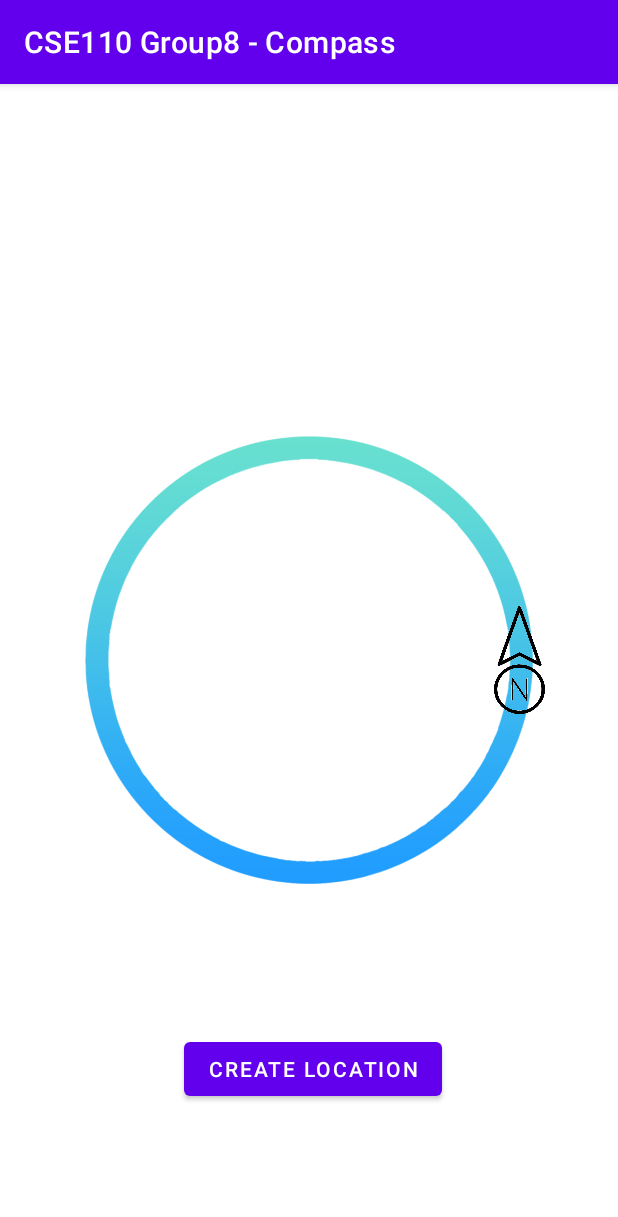
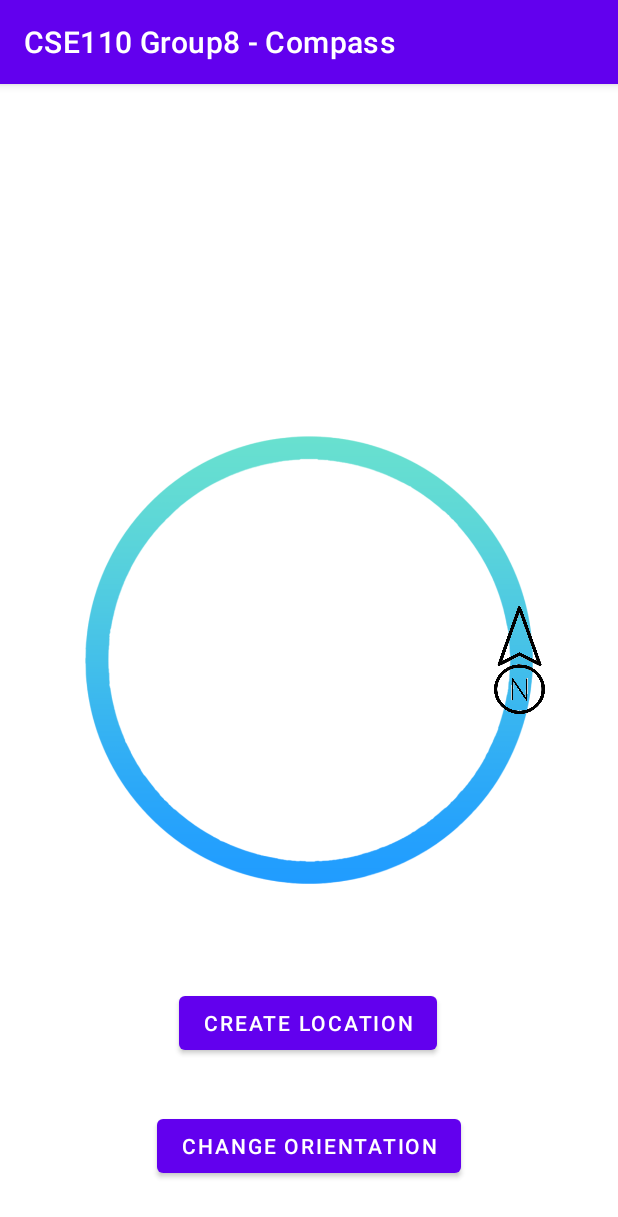
Before and after one commit to CSE-110-Winter-2023/Social_Compass, an Android app: the screen it shows after launch (MainActivity), on a phone screen of 412 x 824 dp. Shown: the top 1217 px of the screen. Run offline under Robolectric (Android 15) with nearby library versions, the phone set to English and light mode, and no system bars.

Commit message:
created US10 activity

```diff
--- a/app/src/main/java/edu/ucsd/cse110/cse110group8_compass/MainActivity.java
+++ b/app/src/main/java/edu/ucsd/cse110/cse110group8_compass/MainActivity.java
@@ -11,6 +11,7 @@ import android.preference.PreferenceManager;
 import android.util.Log;
 import android.util.Pair;
 import android.view.View;
+import android.widget.Button;
 import android.widget.TextView;
 
 import androidx.appcompat.app.AppCompatActivity;
@@ -28,6 +29,8 @@ import java.util.List;
 public class MainActivity extends AppCompatActivity {
     private boolean reloadNeeded = false;
     private static final int EDIT_CODE = 31;
+    private boolean useUserOrientation = false;
+    private Activity activity = this;
     DisplayCircle displayCircle;
 
     @SuppressLint("MissingInflatedId")
@@ -38,6 +41,8 @@ public class MainActivity extends AppCompatActivity {
 
         super.onCreate(savedInstanceState);
         setContentView(R.layout.activity_main);
+
+
 
         // reset pinList
         if (false){
@@ -64,11 +69,13 @@ public class MainActivity extends AppCompatActivity {
         userCoordinates = locationService.getLocation();
 
         OrientationService orientationService = new OrientationService(this);
+        Button orientationButton = findViewById(R.id.orientation_activity_button);
+
         // if user wants to manually input orientation data
-        //Float userAzimuthInput = 3.14159F;
+       // Float userAzimuthInput = 3.14159F;
         //MutableLiveData<Float> userAzimuth = new MutableLiveData<>();
         //userAzimuth.setValue(userAzimuthInput);
-        //orientationService.setMockOrientationSource(userAzimuth);
+       // orientationService.setMockOrientationSource(userAzimuth);
         // this ^ needs to be in the onclick of the set degree
         LiveData<Float> azimuth = orientationService.getOrientation();
 
@@ -197,6 +204,10 @@ public class MainActivity extends AppCompatActivity {
         }
     }
 
+    public void onUserOrientationClick(View view) {
+        Intent intent = new Intent(this, OrientationActivity.class);
+        startActivity(intent);
+    }
 
     public void onCreateLocationClick(View view) {
         Intent intent = new Intent(this, LocationActivity.class);
--- a/app/src/main/res/layout/activity_main.xml
+++ b/app/src/main/res/layout/activity_main.xml
@@ -6,20 +6,7 @@
     android:layout_height="match_parent"
     tools:context=".MainActivity">
 
-    <Button
-        android:id="@+id/location"
-        android:layout_width="wrap_content"
-        android:layout_height="wrap_content"
-        android:layout_marginEnd="48dp"
-        android:onClick="onCreateLocationClick"
-        android:text="Create Location"
-        app:layout_constraintBottom_toBottomOf="parent"
-        app:layout_constraintEnd_toEndOf="parent"
-        app:layout_constraintHorizontal_bias="0.639"
-        app:layout_constraintStart_toStartOf="parent"
-        app:layout_constraintTop_toTopOf="parent"
-        app:layout_constraintVertical_bias="0.879" />
-<!--
+    <!--
     <Button
         android:id="@+id/button"
         android:layout_width="wrap_content"
@@ -50,6 +37,21 @@
             app:layout_constraintVertical_bias="0.023" />
 
         -->
+
+    <Button
+        android:id="@+id/location"
+        android:layout_width="wrap_content"
+        android:layout_height="wrap_content"
+        android:layout_marginEnd="48dp"
+        android:onClick="onCreateLocationClick"
+        android:text="Create Location"
+        app:layout_constraintBottom_toBottomOf="parent"
+        app:layout_constraintEnd_toEndOf="parent"
+        app:layout_constraintHorizontal_bias="0.623"
+        app:layout_constraintStart_toStartOf="parent"
+        app:layout_constraintTop_toTopOf="parent"
+        app:layout_constraintVertical_bias="0.836" />
+
     <androidx.constraintlayout.widget.ConstraintLayout
         android:id="@+id/compass"
         android:layout_width="0dp"
@@ -144,4 +146,17 @@
             tools:layout_editor_absoluteY="170dp" />
 
     </androidx.constraintlayout.widget.ConstraintLayout>
+
+    <Button
+        android:id="@+id/orientation_activity_button"
+        android:layout_width="wrap_content"
+        android:layout_height="wrap_content"
+        android:text="Change Orientation"
+        android:onClick="onUserOrientationClick"
+        app:layout_constraintBottom_toBottomOf="parent"
+        app:layout_constraintEnd_toEndOf="parent"
+        app:layout_constraintStart_toStartOf="parent"
+        app:layout_constraintTop_toBottomOf="@+id/location"
+        app:layout_constraintVertical_bias="0.484" />
+
 </androidx.constraintlayout.widget.ConstraintLayout>
```
Also changed, not shown: app/src/main/AndroidManifest.xml (+12 -7 lines), app/src/main/java/edu/ucsd/cse110/cse110group8_compass/OrientationActivity.java (added, +14 -0 lines), app/src/main/java/edu/ucsd/cse110/cse110group8_compass/OrientationService.java (+6 -1 lines), app/src/main/res/layout/activity_orientation.xml (added, +31 -0 lines).
